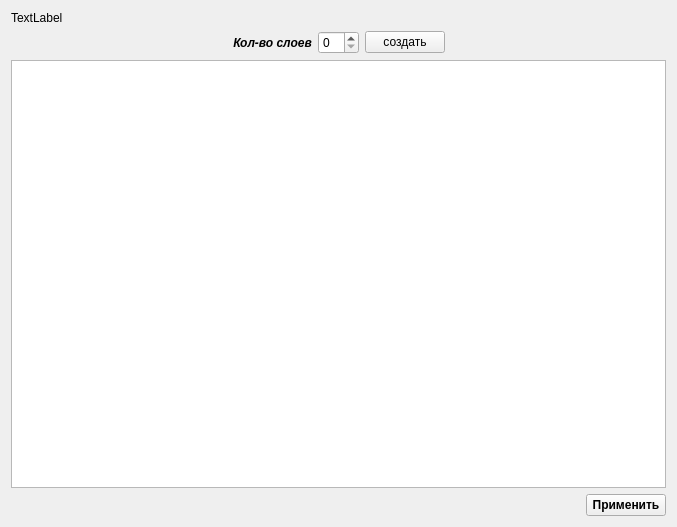
First picture: the form in Hodoscope/standparameters.ui, repository GAO-777/Hodoscope, before the edit.
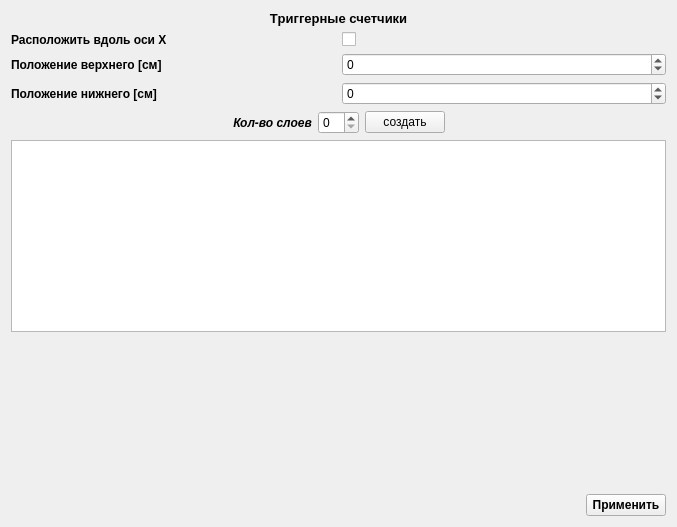
Second picture: the form after the edit.

What changed in the file:
```diff
--- a/Hodoscope/standparameters.ui
+++ b/Hodoscope/standparameters.ui
@@ -17,11 +17,130 @@
    <item>
     <layout class="QVBoxLayout" name="verticalLayout">
      <item>
-      <widget class="QLabel" name="label">
-       <property name="text">
-        <string>TextLabel</string>
+      <layout class="QGridLayout" name="gridLayout">
+       <property name="topMargin">
+        <number>0</number>
        </property>
-      </widget>
+       <item row="6" column="0">
+        <widget class="QLabel" name="label_5">
+         <property name="font">
+          <font>
+           <pointsize>9</pointsize>
+           <weight>75</weight>
+           <bold>true</bold>
+          </font>
+         </property>
+         <property name="text">
+          <string>Положение нижнего [см]</string>
+         </property>
+        </widget>
+       </item>
+       <item row="6" column="1">
+        <widget class="QDoubleSpinBox" name="TD_X0posBottom_sb">
+         <property name="minimumSize">
+          <size>
+           <width>50</width>
+           <height>0</height>
+          </size>
+         </property>
+         <property name="alignment">
+          <set>Qt::AlignLeading|Qt::AlignLeft|Qt::AlignVCenter</set>
+         </property>
+         <property name="decimals">
+          <number>0</number>
+         </property>
+         <property name="minimum">
+          <double>-20.000000000000000</double>
+         </property>
+         <property name="maximum">
+          <double>20.000000000000000</double>
+         </property>
+        </widget>
+       </item>
+       <item row="5" column="0">
+        <widget class="QLabel" name="label_3">
+         <property name="font">
+          <font>
+           <pointsize>9</pointsize>
+           <weight>75</weight>
+           <bold>true</bold>
+          </font>
+         </property>
+         <property name="text">
+          <string>Положение верхнего [см]</string>
+         </property>
+        </widget>
+       </item>
+       <item row="4" column="1">
+        <widget class="QCheckBox" name="TD_AlongY_cb">
+         <property name="layoutDirection">
+          <enum>Qt::LeftToRight</enum>
+         </property>
+         <property name="text">
+          <string/>
+         </property>
+        </widget>
+       </item>
+       <item row="5" column="1">
+        <widget class="QDoubleSpinBox" name="TD_X0posTop_sb">
+         <property name="enabled">
+          <bool>true</bool>
+         </property>
+         <property name="sizePolicy">
+          <sizepolicy hsizetype="Minimum" vsizetype="Fixed">
+           <horstretch>0</horstretch>
+           <verstretch>0</verstretch>
+          </sizepolicy>
+         </property>
+         <property name="minimumSize">
+          <size>
+           <width>50</width>
+           <height>0</height>
+          </size>
+         </property>
+         <property name="decimals">
+          <number>0</number>
+         </property>
+         <property name="minimum">
+          <double>-20.000000000000000</double>
+         </property>
+         <property name="maximum">
+          <double>20.000000000000000</double>
+         </property>
+        </widget>
+       </item>
+       <item row="0" column="0" colspan="2">
+        <widget class="QLabel" name="label_4">
+         <property name="font">
+          <font>
+           <pointsize>10</pointsize>
+           <weight>75</weight>
+           <bold>true</bold>
+          </font>
+         </property>
+         <property name="text">
+          <string>Tриггерные счетчики</string>
+         </property>
+         <property name="alignment">
+          <set>Qt::AlignCenter</set>
+         </property>
+        </widget>
+       </item>
+       <item row="4" column="0">
+        <widget class="QLabel" name="label_6">
+         <property name="font">
+          <font>
+           <pointsize>9</pointsize>
+           <weight>75</weight>
+           <bold>true</bold>
+          </font>
+         </property>
+         <property name="text">
+          <string>Расположить вдоль оси X</string>
+         </property>
+        </widget>
+       </item>
+      </layout>
      </item>
      <item>
       <layout class="QHBoxLayout" name="horizontalLayout_3">
@@ -42,6 +161,7 @@
         <widget class="QLabel" name="label_2">
          <property name="font">
           <font>
+           <weight>75</weight>
            <italic>true</italic>
            <bold>true</bold>
           </font>
@@ -82,6 +202,19 @@
      <item>
       <widget class="QTableView" name="LayersTable"/>
      </item>
+     <item>
+      <spacer name="verticalSpacer">
+       <property name="orientation">
+        <enum>Qt::Vertical</enum>
+       </property>
+       <property name="sizeHint" stdset="0">
+        <size>
+         <width>20</width>
+         <height>40</height>
+        </size>
+       </property>
+      </spacer>
+     </item>
     </layout>
    </item>
    <item>
```
Left out of the diff: 1 changed line with no effect on the pictures.
